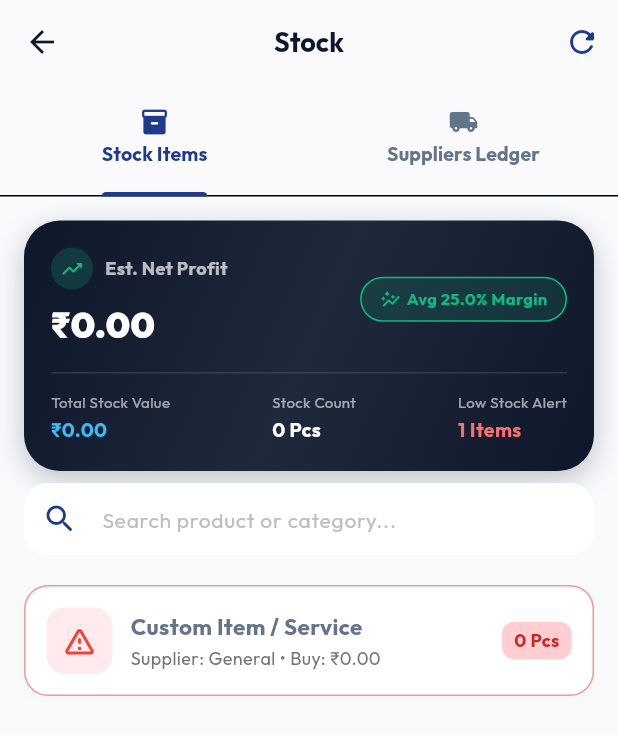
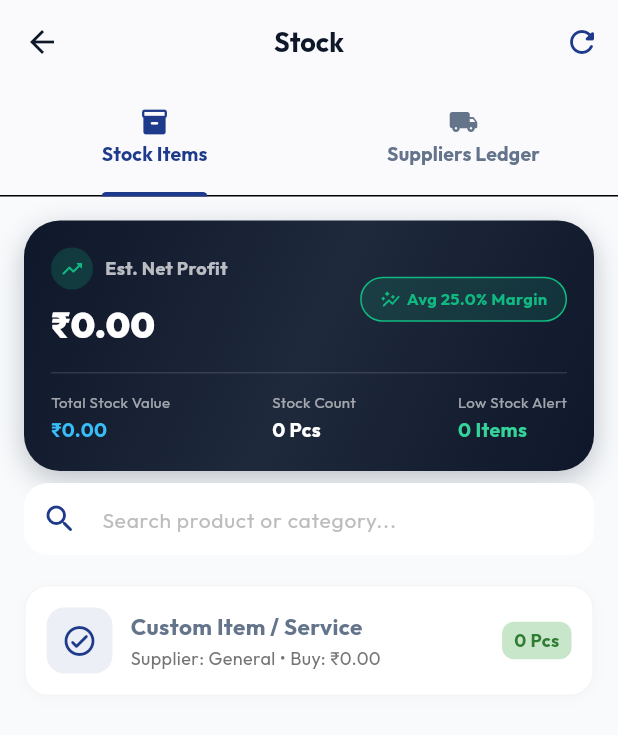
Before and after one commit to yuvrajkawde2004-stack/New_Apk_YK, a Flutter app: the InventoryScreen screen opened directly, on a phone screen of 412 x 824 dp. Shown: the top 735 px of the screen. Run offline on Flutter 3.47's test engine with Material 3 defaults, Android fonts, the phone set to English and light mode, and no system bars; drawn by our look-alikes of flutter_animate; our stand-ins replace fl_chart, google_fonts, image_picker, pdf, screenshot, share_plus and 3 more; accounts and stored records are empty; network calls fail.

Commit message:
Update inventory and database

```diff
--- a/lib/core/database/database_helper.dart
+++ b/lib/core/database/database_helper.dart
@@ -1132,7 +1132,7 @@ class DatabaseHelper {
     final result = await db.rawQuery('''
     SELECT COUNT(*) AS total
     FROM products
-    WHERE quantity <= low_stock_limit
+    WHERE quantity <= low_stock_limit AND id != 0
   ''');
 
     return (result.first['total'] as int?) ?? 0;
@@ -1233,7 +1233,7 @@ class DatabaseHelper {
     final db = await database;
     return await db.rawQuery('''
       SELECT * FROM products
-      WHERE quantity <= low_stock_limit
+      WHERE quantity <= low_stock_limit AND id != 0
       ORDER BY quantity ASC
       LIMIT 5
     ''');
--- a/lib/features/inventory/inventory_screen.dart
+++ b/lib/features/inventory/inventory_screen.dart
@@ -60,7 +60,7 @@ class _InventoryScreenState extends State<InventoryScreen>
   // Calculate totals
   int get _totalStockCount => _products.fold<int>(0, (sum, item) => sum + ((item['quantity'] as int?) ?? 0));
   double get _totalStockValue => _products.fold<double>(0.0, (sum, item) => sum + (((item['quantity'] as int?) ?? 0) * ((item['purchase_rate'] as num?)?.toDouble() ?? 0.0)));
-  int get _lowStockCount => _products.where((p) => ((p['quantity'] as int?) ?? 0) <= ((p['low_stock_limit'] as int?) ?? 5)).length;
+  int get _lowStockCount => _products.where((p) => ((p['id'] as int?) ?? 1) != 0 && ((p['quantity'] as int?) ?? 0) <= ((p['low_stock_limit'] as int?) ?? 5)).length;
   double get _totalSupplierDues => _suppliers.fold<double>(0.0, (sum, s) => sum + ((s['outstanding_due'] as num?)?.toDouble() ?? 0.0));
 
   @override
@@ -244,7 +244,7 @@ class _InventoryScreenState extends State<InventoryScreen>
                     final item = filtered[i];
                     final qty = (item['quantity'] as int?) ?? 0;
                     final limit = (item['low_stock_limit'] as int?) ?? 5;
-                    final isLow = qty <= limit;
+                    final isLow = qty <= limit && ((item['id'] as int?) ?? 1) != 0;
                     final rate = (item['purchase_rate'] as num?)?.toDouble() ?? 0.0;
 
                     return Container(
```
